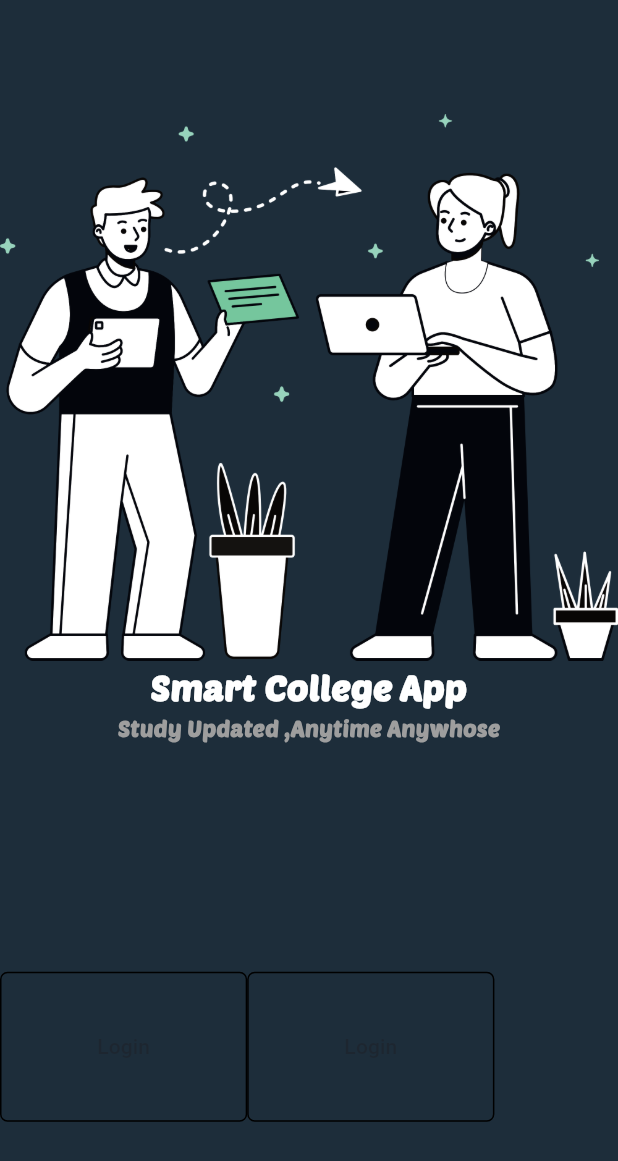
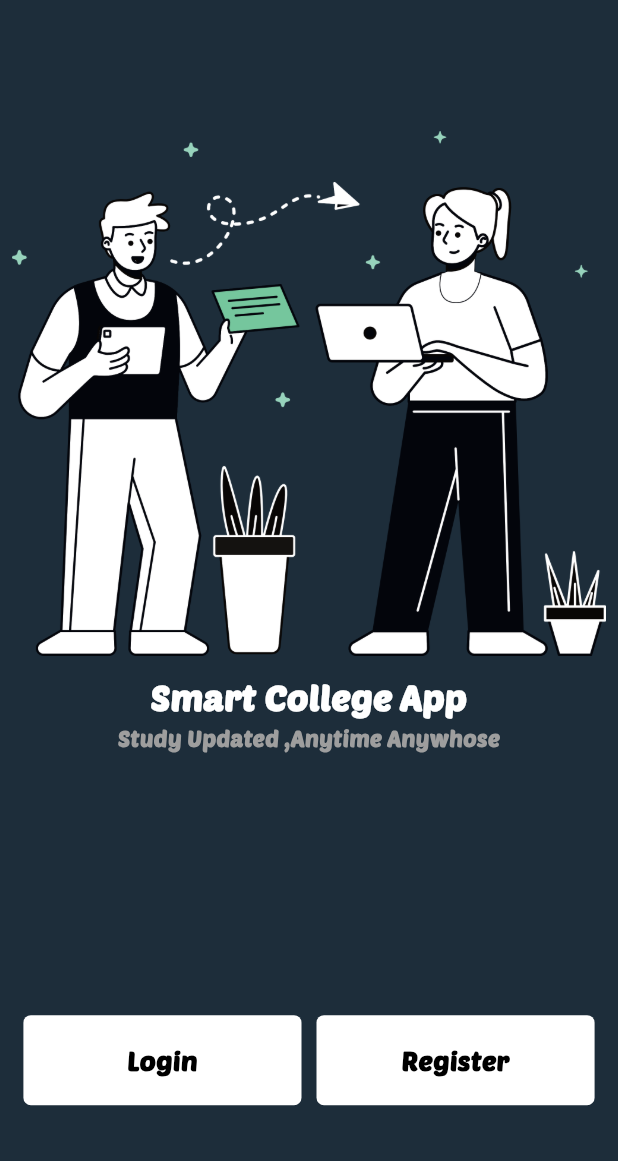
Before and after one commit to a7med-offical/smart_college_app, a Flutter app: the screen it shows after launch, on a phone screen of 412 x 824 dp. Shown: the top 1161 px of the screen. Run offline on Flutter 3.47's test engine with Material 3 defaults, Android fonts, the phone set to English and light mode, and no system bars.

Commit message:
landing view finsh

```diff
--- a/lib/core/utils/Style.dart
+++ b/lib/core/utils/Style.dart
@@ -5,6 +5,8 @@ class Style {
     fontSize: 20,
     fontWeight: FontWeight.w700,
     color: Colors.white,
+        fontFamily: 'PoetsenOne-Regular',
+
   );
 
    static const font24 = TextStyle(
@@ -22,4 +24,12 @@ class Style {
     fontFamily: 'PoetsenOne-Regular',
 
   );
+
+   static const font18 = TextStyle(
+    fontSize: 18,
+    fontWeight: FontWeight.bold,
+    color: Colors.black,
+    fontFamily: 'PoetsenOne-Regular',
+
+  );
 }
--- /dev/null
+++ b/lib/features/Auth/persenation/view/widget/Button_landing_widget.dart
@@ -0,0 +1,23 @@
+import 'package:flutter/material.dart';
+import 'package:smart_college_app/core/utils/Style.dart';
+
+class ClickedButton extends StatelessWidget {
+  const ClickedButton({
+    super.key,
+    required this.text
+  });
+
+ final String text;
+
+  @override
+  Widget build(BuildContext context) {
+    return Container(
+      height: 60,
+      width: MediaQuery.of(context).size.width * 0.45,
+      child:  Center(child: Text(text,style: Style.font18,)),
+      decoration: BoxDecoration(
+          borderRadius: BorderRadius.circular(5),
+          color: Colors.white),
+    );
+  }
+}
--- a/lib/features/Auth/persenation/view/widget/landing_view_body.dart
+++ b/lib/features/Auth/persenation/view/widget/landing_view_body.dart
@@ -1,6 +1,6 @@
 import 'package:flutter/material.dart';
-import 'package:flutter/widgets.dart';
 import 'package:smart_college_app/core/utils/Style.dart';
+import 'Button_landing_widget.dart';
 
 class LandingViewBody extends StatelessWidget {
   const LandingViewBody({super.key});
@@ -8,12 +8,17 @@ class LandingViewBody extends StatelessWidget {
   @override
   Widget build(BuildContext context) {
     return Scaffold(
-      body: Column(
+      body: Padding(
+        padding: const EdgeInsets.symmetric(horizontal: 8.0),
+        child: Column(
           children: [
             const Spacer(
               flex: 1,
             ),
             Image.asset('Assets/images/join.png'),
+            const SizedBox(
+              height: 10,
+            ),
             const Text(
               'Smart College App',
               style: Style.font24,
@@ -25,30 +30,18 @@ class LandingViewBody extends StatelessWidget {
             const Spacer(
               flex: 2,
             ),
-          Row(
+            const Row(
+              mainAxisAlignment: MainAxisAlignment.center,
               children: [
-              MaterialButton(
-                onPressed: null,
-                child: const Text('Login'),
-                shape: const OutlineInputBorder(
-                  borderRadius: BorderRadius.all(Radius.circular(5)),
+                ClickedButton(
+                  text: 'Login',
                 ),
-                color: Colors.white,
-                height: 100,
-                minWidth: MediaQuery.of(context).size.width * 0.4,
+                SizedBox(
+                  width: 10,
                 ),
-              MaterialButton(
-                focusColor: Colors.red,
-                onPressed: null,
-                child: const Text('Login'),
-                shape: const OutlineInputBorder(
-                  borderRadius: BorderRadius.all(Radius.circular(5)),
+                ClickedButton(
+                  text: 'Register',
                 ),
-                color: Colors.white,
-
-                height: 100,
-                minWidth: MediaQuery.of(context).size.width * 0.4,
-              )
               ],
             ),
             const Spacer(
@@ -56,6 +49,7 @@ class LandingViewBody extends StatelessWidget {
             ),
           ],
         ),
+      ),
     );
   }
 }
```
Lines whose indentation alone changed are shown as unchanged.
